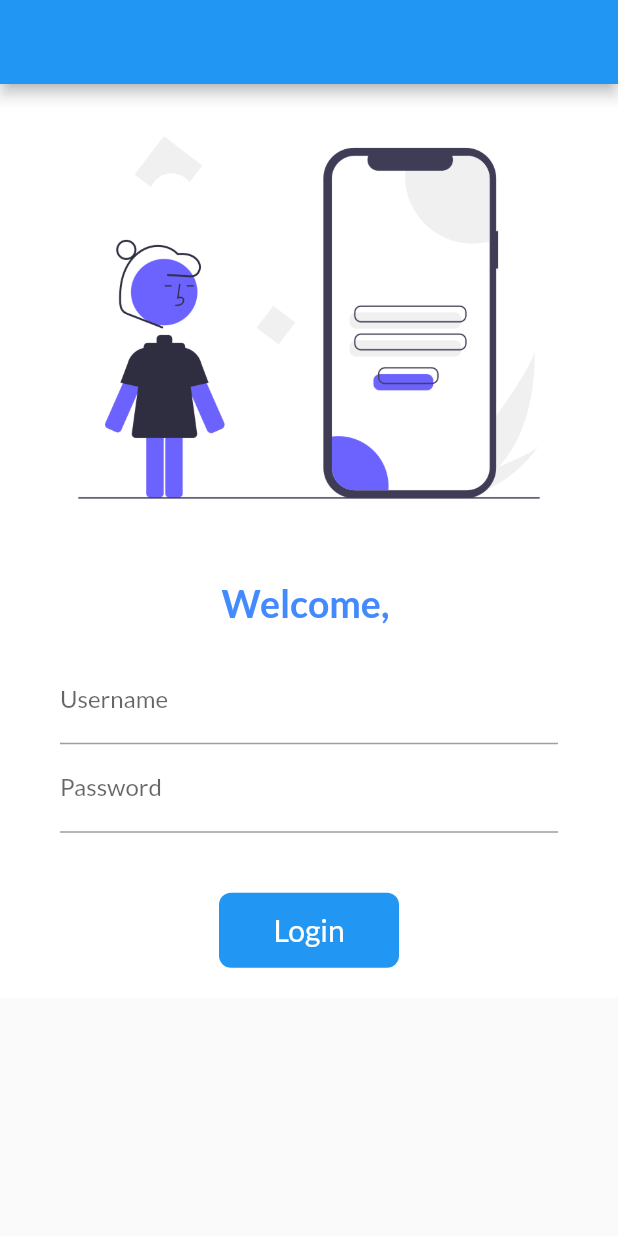
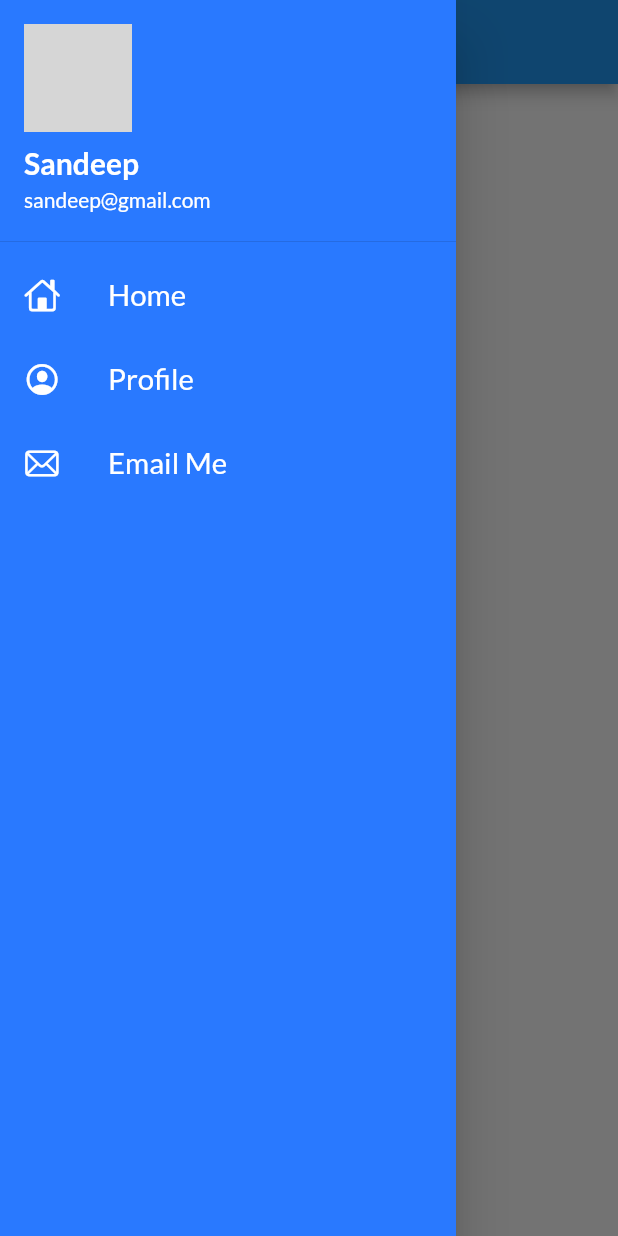
Before and after one commit to sandry92/30DaysFlutter, a Flutter app: the screen it shows after launch, with the side drawer open (before the commit the screen has no drawer), on a phone screen of 412 x 824 dp. Run offline on Flutter 3.47's test engine with Material 2 defaults, Android fonts, the phone set to English and light mode, and no system bars; our stand-ins replace google_fonts; network calls fail; grey boxes are pictures that could not be loaded.

Commit message:
day9 completed

```diff
--- a/lib/main.dart
+++ b/lib/main.dart
@@ -25,7 +25,7 @@ class MyApp extends StatelessWidget {
       darkTheme: ThemeData(
         brightness: Brightness.dark,
       ),
-      initialRoute: "/",
+      initialRoute: MyRoutes.homeRoute,
       routes: {
         "/": (context) => LoginPage(),
         MyRoutes.homeRoute: (context) => HomePage(),
--- a/lib/pages/home_page.dart
+++ b/lib/pages/home_page.dart
@@ -1,4 +1,5 @@
 import 'package:flutter/material.dart';
+import 'package:hello_world/widgets/drawer.dart';
 
 class HomePage extends StatelessWidget {
   final int num = 100;
@@ -13,7 +14,7 @@ class HomePage extends StatelessWidget {
           child: Text("$name, You are $num% happy...!!"),
         ),
       ),
-      drawer: Drawer(),
+      drawer: MyDrawer(),
     );
   }
 }
--- /dev/null
+++ b/lib/widgets/drawer.dart
@@ -0,0 +1,77 @@
+import 'package:flutter/cupertino.dart';
+import 'package:flutter/material.dart';
+
+class MyDrawer extends StatelessWidget {
+  const MyDrawer({super.key});
+
+  @override
+  Widget build(BuildContext context) {
+    final imgUrl =
+        "https://media.licdn.com/dms/image/C4E03AQEfL0JPE9yY8w/profile-displayphoto-shrink_800_800/0/1516959375672?e=2147483647&v=beta&t=aWNa6FhBwZtkq-b3vRkTtuumVuANfPEqpwV55CdnXes";
+
+    return Drawer(
+      child: Container(
+        color: Colors.blueAccent[400],
+        child: ListView(
+          children: [
+            DrawerHeader(
+                padding: EdgeInsets.zero,
+                child: UserAccountsDrawerHeader(
+                  decoration: BoxDecoration(color: Colors.blueAccent.shade400),
+                  margin: EdgeInsets.zero,
+                  accountName: Text(
+                    "Sandeep",
+                    style: TextStyle(
+                        fontSize: 20,
+                        fontWeight: FontWeight.w700,
+                        color: Colors.white),
+                  ),
+                  accountEmail: Text("sandeep@gmail.com",
+                      style: TextStyle(
+                          fontSize: 14,
+                          fontWeight: FontWeight.w400,
+                          color: Colors.white)),
+                  currentAccountPicture: CircleAvatar(
+                    backgroundImage: NetworkImage(imgUrl),
+                  ), //Image.network(imgUrl),
+                  //currentAccountPictureSize: Size(50, 50),
+                )),
+            ListTile(
+              leading: Icon(
+                CupertinoIcons.home,
+                color: Colors.white,
+              ),
+              title: Text(
+                "Home",
+                textScaleFactor: 1.4,
+                style: TextStyle(color: Colors.white),
+              ),
+            ),
+            ListTile(
+              leading: Icon(
+                CupertinoIcons.profile_circled,
+                color: Colors.white,
+              ),
+              title: Text(
+                "Profile",
+                textScaleFactor: 1.4,
+                style: TextStyle(color: Colors.white),
+              ),
+            ),
+            ListTile(
+              leading: Icon(
+                CupertinoIcons.mail,
+                color: Colors.white,
+              ),
+              title: Text(
+                "Email Me",
+                textScaleFactor: 1.4,
+                style: TextStyle(color: Colors.white),
+              ),
+            )
+          ],
+        ),
+      ),
+    );
+  }
+}
```
